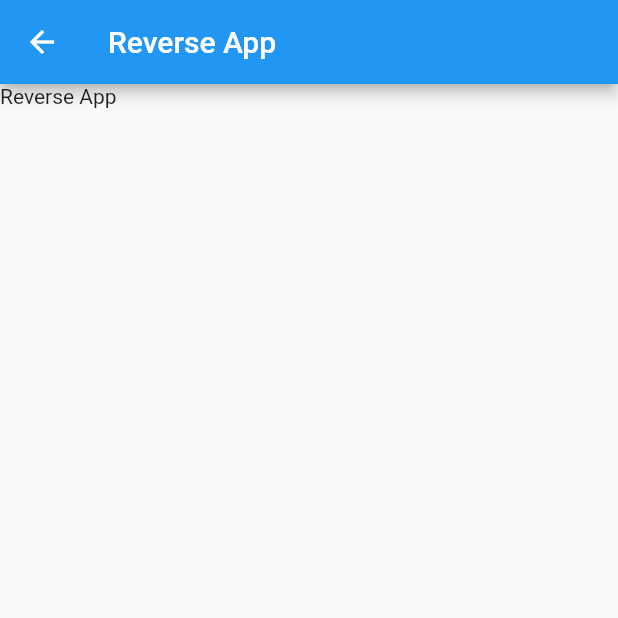
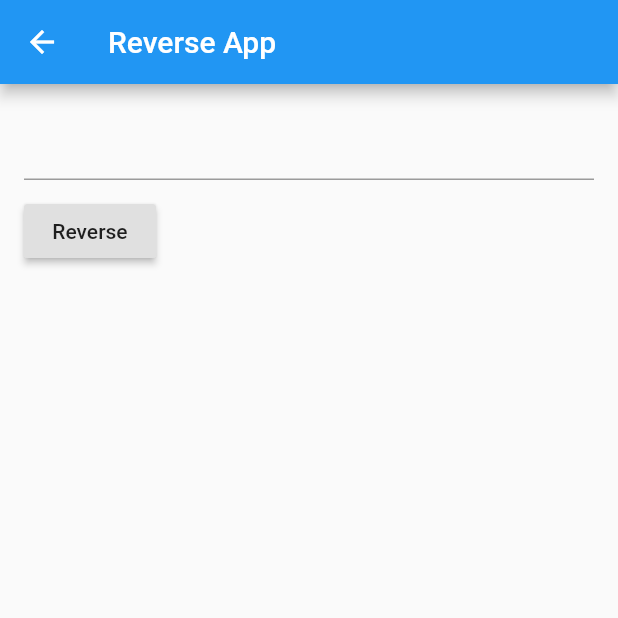
Before and after one commit to linnefromice/flutter_practice_test, a Flutter app: the screen it shows after launch, in the side drawer, after a tap on "Reverse App", on a phone screen of 412 x 824 dp, the top half of it. Run offline on Flutter 3.47's test engine with Material 2 defaults, Android fonts, the phone set to English and light mode, and no system bars.

```diff
--- a/lib/screen/ReverseScreen.dart
+++ b/lib/screen/ReverseScreen.dart
@@ -6,11 +6,50 @@ class ReverseScreen extends StatefulWidget {
 }
 
 class _State extends State<ReverseScreen> {
+  TextEditingController _controller = TextEditingController();
+  String _reversed;
+
+  @override
+  void dispose() {
+    _controller.dispose();
+    super.dispose();
+  }
+
   @override
   Widget build(BuildContext context) {
     return Scaffold(
       appBar: AppBar(title: Text('Reverse App')),
-      body: Text('Reverse App'),
+      body: SingleChildScrollView(
+        padding: EdgeInsets.all(16.0),
+        child: Column(
+          crossAxisAlignment: CrossAxisAlignment.start,
+          children: <Widget>[
+            TextField(
+              controller: _controller,
+            ),
+            SizedBox(height: 10.0),
+            if (_reversed != null) ...[
+              Text(
+                _reversed,
+              ),
+              SizedBox(height: 10.0),
+            ],
+            RaisedButton(
+              child: Text('Reverse'),
+              onPressed: () {
+                if (_controller.text.isEmpty) return;
+                setState(() {
+                  _reversed = reverseString(_controller.text);
+                });
+              },
+            )
+          ],
+        ),
+      ),
     );
   }
 }
+
+String reverseString(String initial) {
+  return initial.split('').reversed.join();
+}
```
